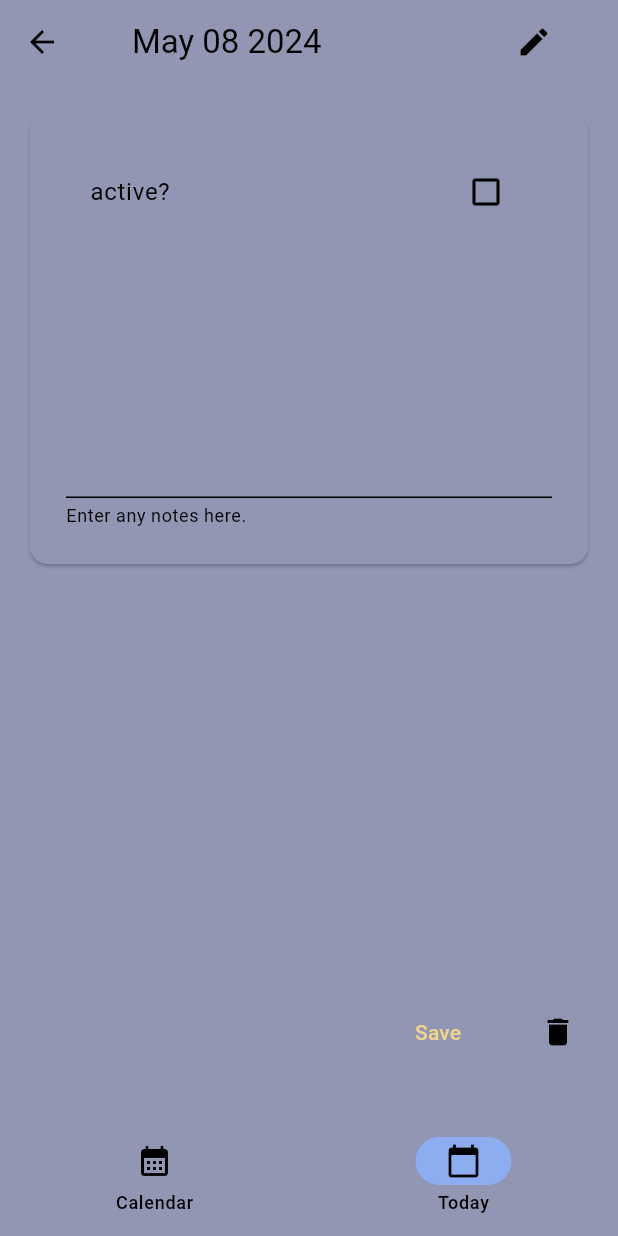
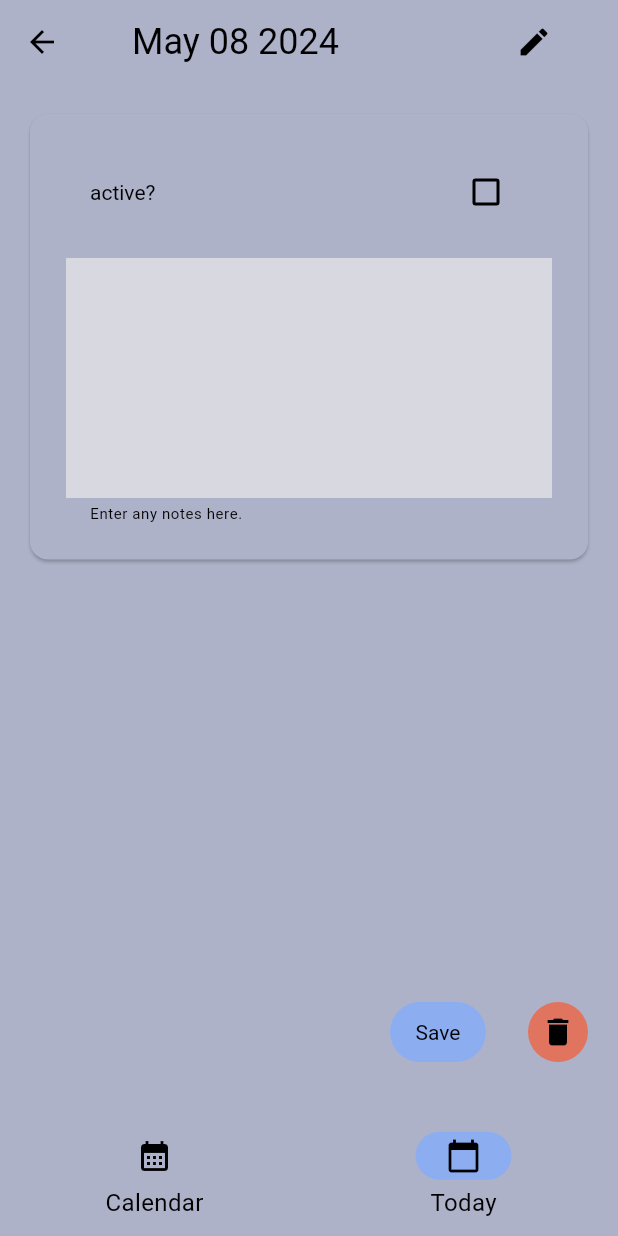
Before and after one commit to jpat64/tadpole, a Flutter app: the screen it shows after launch, item 2 of the bottom bar chosen, after a tap on "Save", on a phone screen of 412 x 824 dp. Run offline on Flutter 3.47's test engine with Material 3 defaults, Android fonts, the phone set to English and light mode, and no system bars; our stand-ins replace go_router, hive_flutter; accounts and stored records are empty.

Commit message:
dynamic theming

```diff
--- a/lib/main.dart
+++ b/lib/main.dart
@@ -1,23 +1,34 @@
+// ignore_for_file: must_be_immutable
+
 import 'package:flutter/material.dart';
 import 'package:moonbase/routes/router.dart';
 import 'package:moonbase/utils/Palette.dart';
+import 'package:moonbase/utils/ThemeSwitcher.dart';
+import 'package:moonbase/utils/ThemeUtils.dart';
 
 void main() async {
   WidgetsFlutterBinding.ensureInitialized();
 
-  runApp(const Moonbase());
+  ThemeData themeData = ThemeUtils.fromColorScheme(Palette.lightScheme);
+
+  runApp(
+    ThemeSwitcherWidget(
+      initialTheme: themeData,
+      child: Moonbase(themeData: themeData),
+    ),
+  );
 }
 
 class Moonbase extends StatelessWidget {
-  const Moonbase({super.key});
+  ThemeData themeData;
+  Moonbase({super.key, required this.themeData});
 
   // This widget is the root of your application.
   @override
   Widget build(BuildContext context) {
     return MaterialApp.router(
       title: 'Flutter Demo',
-      theme: ThemeData(colorScheme: Palette.lightTheme),
-      darkTheme: ThemeData(colorScheme: Palette.darkTheme),
+      theme: themeData,
       routerConfig: router,
     );
   }
--- a/lib/screens/CalendarScreen.dart
+++ b/lib/screens/CalendarScreen.dart
@@ -7,7 +7,6 @@ import 'package:moonbase/components/MoonbaseBottomBar.dart';
 import 'package:moonbase/screens/EntryScreen.dart';
 import 'package:moonbase/services/DatabaseService.dart';
 import 'package:moonbase/utils/DateTimeUtils.dart';
-import 'package:moonbase/utils/Palette.dart';
 import 'package:moonbase/utils/Tuple.dart';
 
 import 'package:intl/intl.dart';
--- a/lib/screens/EntryScreen.dart
+++ b/lib/screens/EntryScreen.dart
@@ -10,6 +10,7 @@ import 'package:moonbase/services/Logger.dart';
 import 'package:moonbase/utils/DateTimeUtils.dart';
 
 import 'package:intl/intl.dart';
+import 'package:moonbase/utils/ThemeUtils.dart';
 
 class EntryScreen extends StatefulWidget {
   const EntryScreen({super.key, required this.epochDate});
@@ -123,7 +124,8 @@ class _EntryScreenState extends State<EntryScreen> {
                                 title: const Text("active?"),
                               ),
                             ),
-                            Container(
+                            editingMode
+                                ? Container(
                                     padding: const EdgeInsets.all(8),
                                     child: TextField(
                                       decoration: const InputDecoration(
@@ -138,7 +140,8 @@ class _EntryScreenState extends State<EntryScreen> {
                                       maxLines: 10,
                                       minLines: 6,
                                     ),
-                            ),
+                                  )
+                                : Text(notesTextController.text),
                           ])),
                     ),
                     const Spacer(),
@@ -149,6 +152,8 @@ class _EntryScreenState extends State<EntryScreen> {
                           mainAxisAlignment: MainAxisAlignment.end,
                           children: [
                             TextButton(
+                                style: ThemeUtils.successButtonStyle(
+                                    Theme.of(context).colorScheme),
                                 onPressed: () async {
                                   DatabaseService instance =
                                       DatabaseService.instance();
@@ -170,6 +175,8 @@ class _EntryScreenState extends State<EntryScreen> {
                                 child: const Text("Save")),
                             const SizedBox(width: 24),
                             IconButton(
+                              style: ThemeUtils.dangerButtonStyle(
+                                  Theme.of(context).colorScheme),
                               icon: const Icon(Icons.delete),
                               onPressed: () {
                                 showDialog(
--- a/lib/screens/InitializationScreen.dart
+++ b/lib/screens/InitializationScreen.dart
@@ -4,7 +4,6 @@ import 'dart:io';
 
 import 'package:flutter/material.dart';
 import 'package:go_router/go_router.dart';
-import 'package:moonbase/models/DailyEntry.dart';
 import 'package:moonbase/screens/CalendarScreen.dart';
 import 'package:moonbase/services/DatabaseService.dart';
 import 'package:moonbase/utils/DateTimeUtils.dart';
@@ -22,13 +21,6 @@ class InitializationScreen extends StatefulWidget {
 class _InitializationScreenState extends State<InitializationScreen> {
   Future<void> setup() async {
     await DatabaseService.initialize();
-    // DEBUG MODE: ADD AN ENTRY FOR YESTERDAY
-    DatabaseService instance = DatabaseService.instance();
-    await instance.addDailyEntry(DailyEntry(
-        isActive: true,
-        notes: "Notey wotey",
-        epochDate: DateTimeUtils.epochDays(
-            DateUtils.addDaysToDate(DateTime.now(), -1))));
   }
 
   @override
--- a/lib/utils/DateTimeUtils.dart
+++ b/lib/utils/DateTimeUtils.dart
@@ -1,24 +1,23 @@
-// ignore_for_file: file_names
+// ignore_for_file: file_names, constant_identifier_names
 
 import 'package:flutter/material.dart';
 import 'package:moonbase/utils/Tuple.dart';
 
 class DateTimeUtils {
+  static const int MILLIS_PER_DAY = 86400 * 1000;
+
   static int epochDays(DateTime dateTime) {
-    return (dateTime.millisecondsSinceEpoch / (86400 * 1000)).ceil();
+    return (dateTime.millisecondsSinceEpoch / MILLIS_PER_DAY).ceil();
   }
 
   static DateTime dateFromEpochDays(int epochDays) {
-    return DateTime.fromMillisecondsSinceEpoch(epochDays * 86400 * 1000);
+    return DateTime.fromMillisecondsSinceEpoch(epochDays * MILLIS_PER_DAY);
   }
 
   // always returns 6 lists of 7 strings, with the strings being the day
   static List<List<Tuple<String, DateTime>>> arrangeMonth(DateTime? dateTime) {
     dateTime ??= DateTime.now();
 
-    // week format:   S M T W R F S
-    // in ISO:        7 1 2 3 4 5 6
-    // want it to be: 0 1 2 3 4 5 6
     int daysInMonth = DateUtils.getDaysInMonth(dateTime.year, dateTime.month);
     int dateOffset = DateUtils.firstDayOffset(
         dateTime.year, dateTime.month, const DefaultMaterialLocalizations());
--- a/lib/utils/Palette.dart
+++ b/lib/utils/Palette.dart
@@ -3,36 +3,38 @@
 import 'package:flutter/material.dart';
 
 class Palette {
-  static ColorScheme lightTheme = ColorScheme(
+  static ColorScheme lightScheme = ColorScheme(
     brightness: Brightness.light,
-    background: neutral[200]!,
+    background: neutral[100]!,
     onBackground: black,
     primary: manila[300]!,
     onPrimary: black,
     secondary: info[300]!,
     onSecondary: black,
-    surface: neutral[300]!,
+    surface: neutral[200]!,
     onSurface: black,
     error: error[400]!,
     onError: black,
     tertiary: warning[400]!,
     onTertiary: black,
+    outline: black,
   );
 
-  static ColorScheme darkTheme = ColorScheme(
+  static ColorScheme darkScheme = ColorScheme(
     brightness: Brightness.light,
-    background: neutral[200]!,
-    onBackground: black,
-    primary: manila[300]!,
-    onPrimary: black,
-    secondary: info[300]!,
-    onSecondary: black,
-    surface: neutral[300]!,
-    onSurface: black,
-    error: error[400]!,
-    onError: black,
-    tertiary: warning[400]!,
-    onTertiary: black,
+    background: neutral[900]!,
+    onBackground: white,
+    primary: manila[700]!,
+    onPrimary: white,
+    secondary: info[700]!,
+    onSecondary: white,
+    surface: neutral[800]!,
+    onSurface: white,
+    error: error[600]!,
+    onError: white,
+    tertiary: warning[600]!,
+    onTertiary: white,
+    outline: white,
   );
 
   static const MaterialColor manila = MaterialColor(0xffc99f38, {
--- /dev/null
+++ b/lib/utils/ThemeSwitcher.dart
@@ -0,0 +1,58 @@
+// ignore_for_file: file_names, library_private_types_in_public_api
+
+import 'package:flutter/material.dart';
+
+class ThemeSwitcher extends InheritedWidget {
+  final _ThemeSwitcherWidgetState data;
+
+  const ThemeSwitcher({
+    super.key,
+    required this.data,
+    required super.child,
+  });
+
+  static _ThemeSwitcherWidgetState of(BuildContext context) {
+    return (context.dependOnInheritedWidgetOfExactType<ThemeSwitcher>()
+            as ThemeSwitcher)
+        .data;
+  }
+
+  @override
+  bool updateShouldNotify(covariant InheritedWidget oldWidget) =>
+      this != oldWidget;
+}
+
+class ThemeSwitcherWidget extends StatefulWidget {
+  final ThemeData initialTheme;
+  final Widget child;
+
+  const ThemeSwitcherWidget(
+      {super.key, required this.initialTheme, required this.child});
+
+  @override
+  _ThemeSwitcherWidgetState createState() => _ThemeSwitcherWidgetState();
+}
+
+class _ThemeSwitcherWidgetState extends State<ThemeSwitcherWidget> {
+  late ThemeData themeData;
+
+  void switchTheme(ThemeData theme) {
+    setState(() {
+      themeData = theme;
+    });
+  }
+
+  @override
+  void initState() {
+    themeData = widget.initialTheme;
+    super.initState();
+  }
+
+  @override
+  Widget build(BuildContext context) {
+    return ThemeSwitcher(
+      data: this,
+      child: widget.child,
+    );
+  }
+}
--- /dev/null
+++ b/lib/utils/ThemeUtils.dart
@@ -0,0 +1,61 @@
+// ignore_for_file: file_names
+
+import 'package:flutter/material.dart';
+
+class ThemeUtils {
+  static ButtonStyle dangerButtonStyle(ColorScheme scheme) =>
+      TextButton.styleFrom(
+          backgroundColor: scheme.error, foregroundColor: scheme.onError);
+
+  static ButtonStyle successButtonStyle(ColorScheme scheme) =>
+      TextButton.styleFrom(
+          backgroundColor: scheme.secondary,
+          foregroundColor: scheme.onSecondary);
+
+  static ThemeData fromColorScheme(ColorScheme scheme) {
+    return ThemeData(
+      colorScheme: scheme,
+      inputDecorationTheme: InputDecorationTheme(
+        fillColor: scheme.background,
+        filled: true,
+        border: InputBorder.none,
+        disabledBorder: InputBorder.none,
+        helperStyle: TextStyle(fontSize: 10, color: scheme.onSurface),
+      ),
+      checkboxTheme: CheckboxThemeData(
+        checkColor: MaterialStateProperty.all(scheme.secondary),
+      ),
+      listTileTheme: ListTileThemeData(
+        iconColor: scheme.onSurface,
+        textColor: scheme.onSurface,
+        selectedColor: scheme.secondary,
+        subtitleTextStyle: TextStyle(color: scheme.onSurface),
+        titleTextStyle: TextStyle(color: scheme.onSurface),
+      ),
+      navigationBarTheme: NavigationBarThemeData(
+        backgroundColor: scheme.surface,
+        indicatorColor: scheme.secondary,
+        labelTextStyle: MaterialStateProperty.resolveWith(
+          (states) => TextStyle(color: scheme.onSurface),
+        ),
+      ),
+      appBarTheme: AppBarTheme(
+        backgroundColor: scheme.surface,
+        titleTextStyle: TextStyle(color: scheme.onSurface, fontSize: 24),
+        iconTheme: IconThemeData(color: scheme.onSurface),
+      ),
+      textButtonTheme: TextButtonThemeData(
+        style: TextButton.styleFrom(
+          backgroundColor: scheme.surface,
+          foregroundColor: scheme.onSurface,
+          textStyle: TextStyle(color: scheme.onSurface),
+          disabledBackgroundColor: scheme.surface,
+        ),
+      ),
+      textTheme: TextTheme(
+        bodyMedium: TextStyle(fontSize: 16, color: scheme.onSurface),
+        bodySmall: TextStyle(fontSize: 10, color: scheme.onSurface),
+      ),
+    );
+  }
+}
```
Lines whose indentation alone changed are shown as unchanged.
